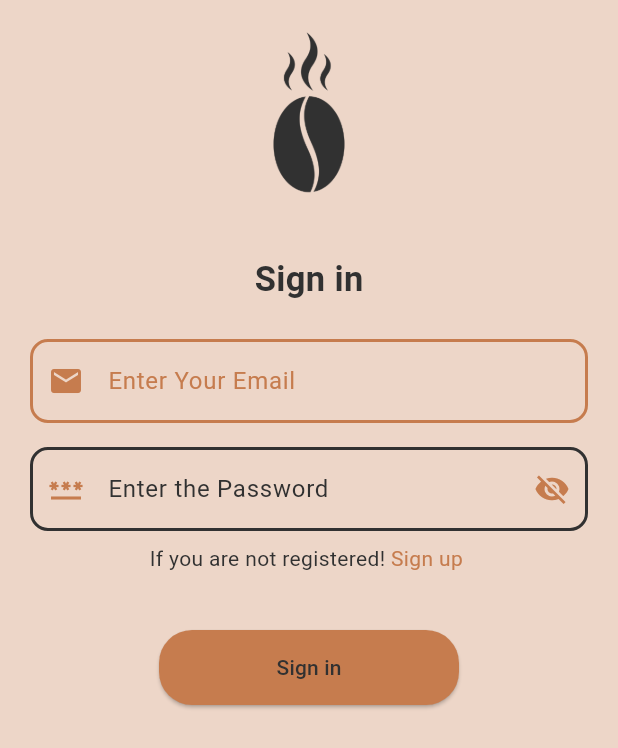
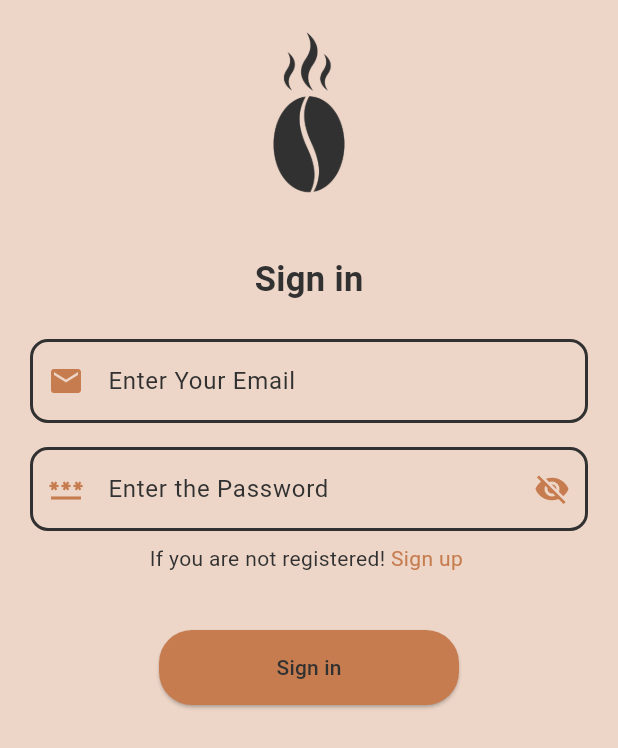
Before and after one commit to ab803/CoffeeApp, a Flutter app: the screen it shows after launch, after a tap on "Sign in", on a phone screen of 412 x 824 dp. Shown: the top 748 px of the screen. Run offline on Flutter 3.47's test engine with Material 3 defaults, Android fonts, the phone set to English and light mode, and no system bars; our stand-ins replace firebase_auth, firebase_core; accounts and stored records are empty.

Commit message:
finish the app

```diff
--- a/lib/Screens/SignIn.dart
+++ b/lib/Screens/SignIn.dart
@@ -96,11 +96,11 @@ class _SigninState extends State<Signin> {
                         decoration: InputDecoration(
                           prefixIcon: Icon(Icons.email, color: Color(0xFFC67C4E)),
                           labelText: "Enter Your Email",
-                          labelStyle: TextStyle(color: Color(0xFFC67C4E)),
+                          labelStyle: TextStyle(color: Color(0xff313131)),
                           border: OutlineInputBorder(borderRadius: BorderRadius.circular(12)),
                           enabledBorder: OutlineInputBorder(
                             borderRadius: BorderRadius.circular(12),
-                            borderSide: BorderSide(color: Color(0xFFC67C4E), width: 2),
+                            borderSide: BorderSide(color: Color(0xff313131), width: 2),
                           ),
                           focusedBorder: OutlineInputBorder(
                             borderRadius: BorderRadius.circular(12),
@@ -125,8 +125,8 @@ class _SigninState extends State<Signin> {
                         decoration: InputDecoration(
                           prefixIcon: Icon(Icons.password, color: Color(0xFFC67C4E)),
                           labelText: "Enter the Password",
-                          labelStyle: TextStyle(color: Color(0xff313131)),
-                          border: OutlineInputBorder(borderRadius: BorderRadius.circular(12)),
+                            labelStyle: TextStyle(color: Color(0xff313131)),
+                            border: OutlineInputBorder(borderRadius: BorderRadius.circular(12)),
                           enabledBorder: OutlineInputBorder(
                             borderRadius: BorderRadius.circular(12),
                             borderSide: BorderSide(color: Color(0xff313131), width: 2),
--- a/lib/Screens/SignUp.dart
+++ b/lib/Screens/SignUp.dart
@@ -93,7 +93,12 @@ class _SignUpState extends State<SignUp> {
                         decoration: InputDecoration(
                           prefixIcon: Icon(Icons.email, color: Color(0xFFC67C4E)),
                           labelText: "Enter Your Email",
+                            labelStyle: TextStyle(color: Color(0xff313131)),
                           border: OutlineInputBorder(borderRadius: BorderRadius.circular(12)),
+                            enabledBorder: OutlineInputBorder(
+                              borderRadius: BorderRadius.circular(12),
+                              borderSide: BorderSide(color: Color(0xff313131), width: 2),
+                            ),
                           focusedBorder: OutlineInputBorder(
                             borderRadius: BorderRadius.circular(12),
                             borderSide: BorderSide(color: Color(0xFFC67C4E), width: 2.5),
@@ -117,7 +122,12 @@ class _SignUpState extends State<SignUp> {
                         decoration: InputDecoration(
                           prefixIcon: Icon(Icons.lock, color: Color(0xFFC67C4E)),
                           labelText: "Enter the Password",
+                          labelStyle: TextStyle(color: Color(0xff313131)),
                           border: OutlineInputBorder(borderRadius: BorderRadius.circular(12)),
+                            enabledBorder: OutlineInputBorder(
+                              borderRadius: BorderRadius.circular(12),
+                              borderSide: BorderSide(color: Color(0xff313131), width: 2),
+                            ),
                           focusedBorder: OutlineInputBorder(
                             borderRadius: BorderRadius.circular(12),
                             borderSide: BorderSide(color: Color(0xFFC67C4E), width: 2.5),
@@ -154,10 +164,16 @@ class _SignUpState extends State<SignUp> {
                         decoration: InputDecoration(
                           prefixIcon: Icon(Icons.lock, color: Color(0xFFC67C4E)),
                           labelText: "Confirm the Password",
+                          labelStyle: TextStyle(color: Color(0xff313131)),
+
                           border: OutlineInputBorder(borderRadius: BorderRadius.circular(12)),
                           focusedBorder: OutlineInputBorder(
                             borderRadius: BorderRadius.circular(12),
                             borderSide: BorderSide(color: Color(0xFFC67C4E), width: 2.5),
+                          ),
+                          enabledBorder: OutlineInputBorder(
+                            borderRadius: BorderRadius.circular(12),
+                            borderSide: BorderSide(color: Color(0xff313131), width: 2),
                           ),
                           suffixIcon: IconButton(
                             icon: Icon(
```
